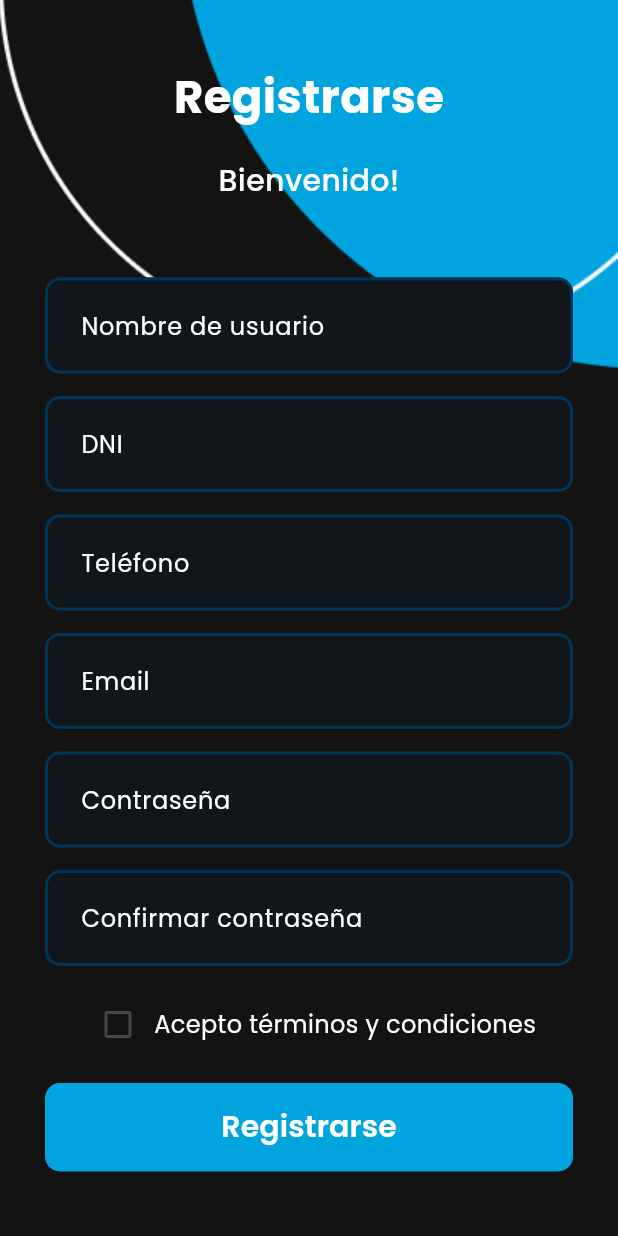
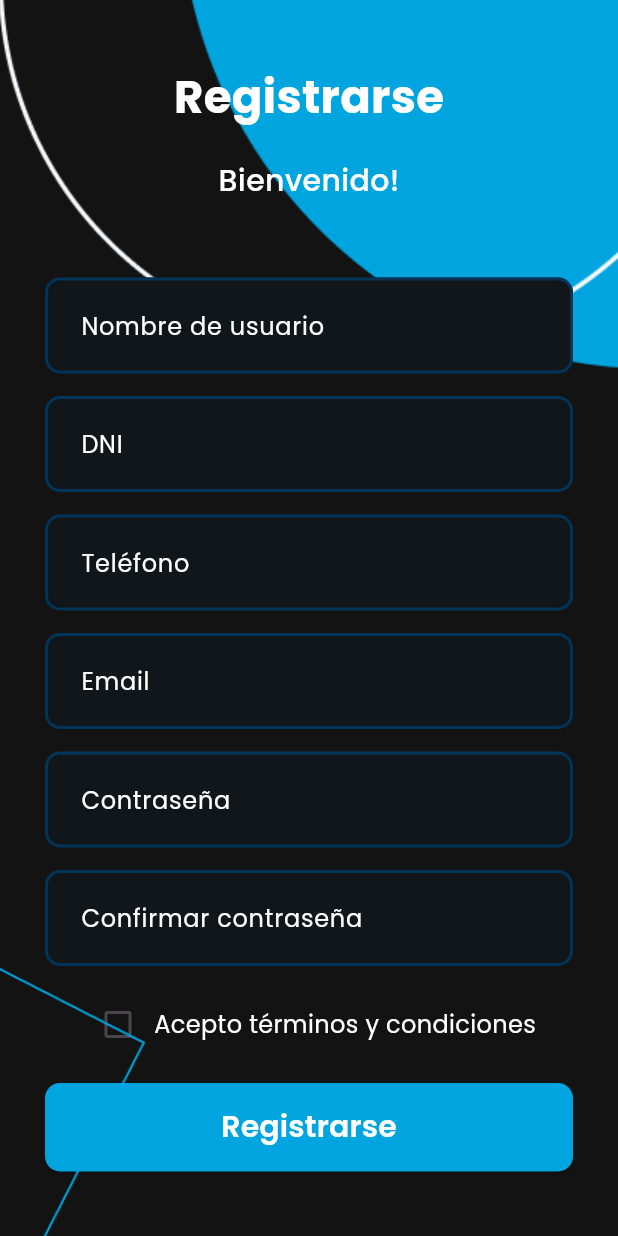
Before and after one commit to Arielcito/RatingApp-mobile, a Flutter app: the RegisterScreen screen opened by its route, on a phone screen of 412 x 824 dp. Run offline on Flutter 3.47's test engine with Material 3 defaults, Android fonts, the phone set to English and light mode, and no system bars.

Commit message:
me olvidé el rectanguilito xd

```diff
--- a/ratingapp_mobile/lib/screens/login_screen_widgets/login_screen_content.dart
+++ b/ratingapp_mobile/lib/screens/login_screen_widgets/login_screen_content.dart
@@ -18,12 +18,6 @@ class LoginScreenContent extends StatelessWidget {
             blurRadius: 2.0,
           ),
         ]);
-
-    const textStyle16 = TextStyle(
-        color: Colors.white,
-        fontSize: 16,
-        fontWeight: FontWeight.w400,
-        fontFamily: 'Poppins');
 
     const textStyle20 = TextStyle(
         color: Colors.white,
--- a/ratingapp_mobile/lib/screens/register_screen.dart
+++ b/ratingapp_mobile/lib/screens/register_screen.dart
@@ -1,6 +1,7 @@
 import 'package:flutter/material.dart';
 import 'package:ratingapp_mobile/screens/register_screen_widgets/register_screen_content.dart';
 import 'package:ratingapp_mobile/screens/register_screen_widgets/register_screen_top_stack.dart';
+import 'package:ratingapp_mobile/screens/register_screen_widgets/register_screen_bottom.dart';
 import 'package:ratingapp_mobile/screens/widgets/app_bar_widget.dart';
 
 class RegisterScreen extends StatelessWidget {
@@ -20,6 +21,7 @@ class RegisterScreen extends StatelessWidget {
             children: [
               RegisterScreenTopStack(),
               RegisterScreenContent(),
+              RegisterScreenBottomStack(),
             ],
           ),
         ),
--- /dev/null
+++ b/ratingapp_mobile/lib/screens/register_screen_widgets/register_screen_bottom.dart
@@ -0,0 +1,18 @@
+import 'package:flutter/material.dart';
+
+class RegisterScreenBottomStack extends StatelessWidget {
+  const RegisterScreenBottomStack({super.key});
+
+  @override
+  Widget build(BuildContext context) {
+    return const Positioned(
+      bottom: 0,
+      left: 0,
+      child: Image(
+        image: AssetImage('assets/images/login_screen/Rectangle 3.png'),
+        fit: BoxFit.fill,
+        height: 250,
+      ),
+    );
+  }
+}
```
